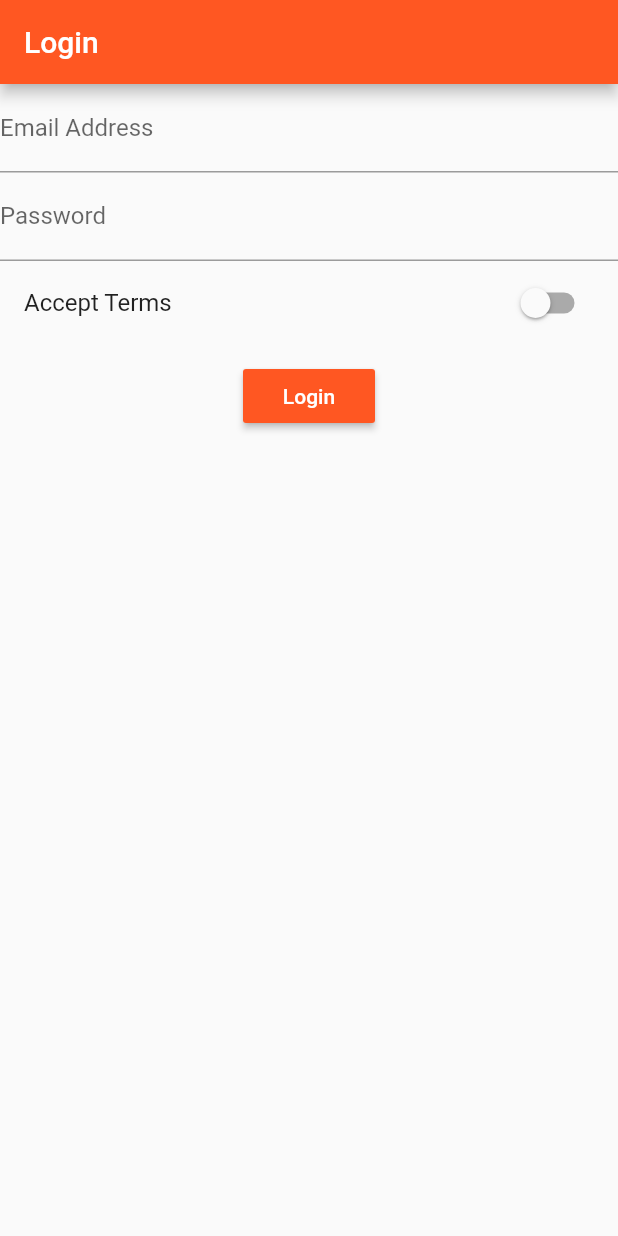
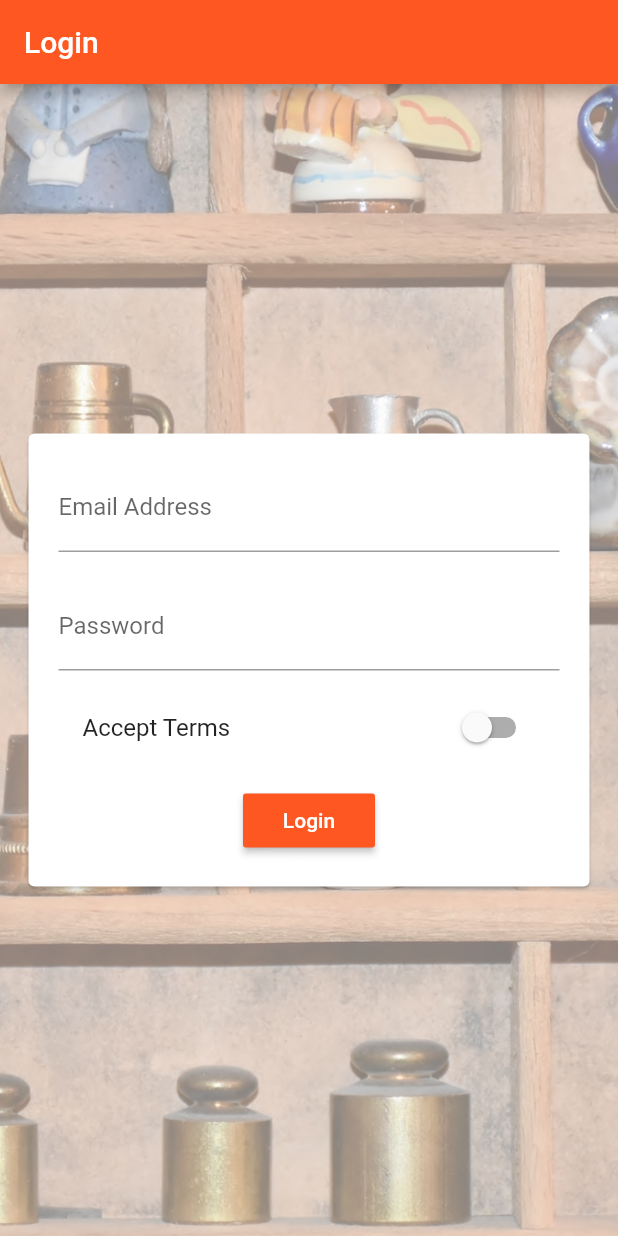
Before and after one commit to AmruthPillai/Learn-Flutter, a Flutter app: the screen it shows after launch, on a phone screen of 412 x 824 dp. Run offline on Flutter 3.47's test engine with Material 2 defaults, Android fonts, the phone set to English and light mode, and no system bars.

Commit message:
styling products page and auth login page

```diff
--- a/lib/pages/auth.dart
+++ b/lib/pages/auth.dart
@@ -14,26 +14,47 @@ class _AuthPageState extends State<AuthPage> {
   Widget build(BuildContext context) {
     return Scaffold(
       appBar: AppBar(title: Text('Login')),
-        body: Column(
+      body: Container(
+        decoration: BoxDecoration(
+          image: DecorationImage(
+              fit: BoxFit.cover,
+              image: AssetImage('assets/background.jpg'),
+              colorFilter: ColorFilter.mode(
+                Colors.black.withOpacity(0.5),
+                BlendMode.dstATop,
+              )),
+        ),
+        padding: EdgeInsets.all(15.0),
+        child: Center(
+          child: SingleChildScrollView(
+            child: Card(
+              child: Container(
+                margin: EdgeInsets.symmetric(
+                  horizontal: 20.0,
+                  vertical: 20.0,
+                ),
+                child: Column(
                   children: <Widget>[
                     TextField(
                       decoration: InputDecoration(labelText: 'Email Address'),
                       keyboardType: TextInputType.emailAddress,
                       onChanged: (String v) => setState(() => _emailValue = v),
                     ),
+                    SizedBox(height: 20.0),
                     TextField(
                       decoration: InputDecoration(labelText: 'Password'),
                       obscureText: true,
-              onChanged: (String v) => setState(() => _passwordValue = v),
+                      onChanged: (String v) =>
+                          setState(() => _passwordValue = v),
                     ),
+                    SizedBox(height: 10.0),
                     SwitchListTile(
                       title: Text('Accept Terms'),
                       value: _acceptTerms,
-              onChanged: (bool value) => setState(() => _acceptTerms = value),
+                      onChanged: (bool value) =>
+                          setState(() => _acceptTerms = value),
                     ),
-            SizedBox(
-              height: 10.0,
-            ),
+                    SizedBox(height: 10.0),
                     RaisedButton(
                       color: Theme.of(context).primaryColor,
                       textColor: Colors.white,
@@ -45,6 +66,12 @@ class _AuthPageState extends State<AuthPage> {
                       },
                     )
                   ],
-        ));
+                ),
+              ),
+            ),
+          ),
+        ),
+      ),
+    );
   }
 }
--- a/lib/pages/products_admin.dart
+++ b/lib/pages/products_admin.dart
@@ -21,9 +21,10 @@ class ProductsAdminPage extends StatelessWidget {
                   title: Text('Choose'),
                 ),
                 ListTile(
+                  leading: Icon(Icons.shopping_basket),
                   title: Text('All Products'),
                   onTap: () {
-                    Navigator.pushReplacementNamed(context, '/');
+                    Navigator.pushReplacementNamed(context, '/products');
                   },
                 )
               ],
```
Also changed, not shown: lib/pages/products.dart (+10 -1 lines), lib/products.dart (+27 -6 lines), assets/background.jpg (added). Lines whose indentation alone changed are shown as unchanged.
